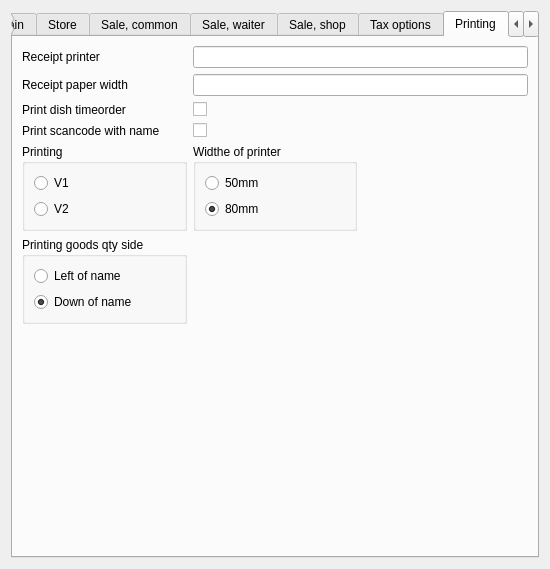
This is Reports/c5settingswidget.ui in End1-1/Cafe5 as Qt 5 draws it before an edit. The edited form follows.
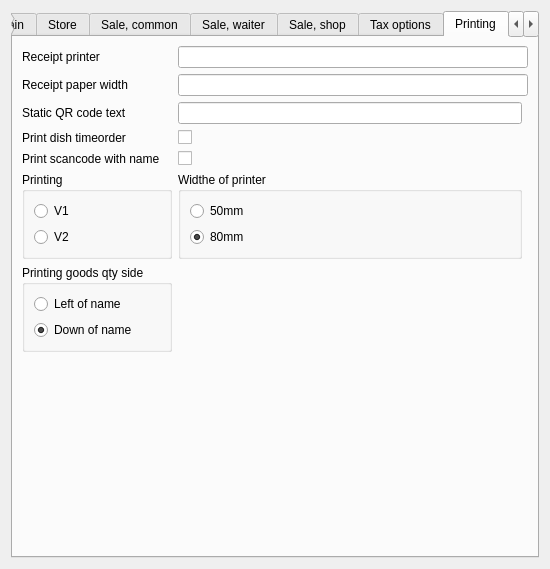
This is the edited form. The open tabs and pages were chosen to show the change. Custom widgets are drawn as their Qt base class.

The edit to the form file:
```diff
--- a/Reports/c5settingswidget.ui
+++ b/Reports/c5settingswidget.ui
@@ -1071,62 +1071,7 @@
        <string>Printing</string>
       </attribute>
       <layout class="QGridLayout" name="gridLayout_7">
-       <item row="2" column="1">
-        <widget class="C5CheckBox" name="chPrintDishOrder">
-         <property name="text">
-          <string/>
-         </property>
-         <property name="Tag" stdset="0">
-          <number>62</number>
-         </property>
-        </widget>
-       </item>
-       <item row="0" column="1" colspan="2">
-        <widget class="C5LineEdit" name="leLocalReceiptPrinter">
-         <property name="Tag" stdset="0">
-          <number>1</number>
-         </property>
-        </widget>
-       </item>
-       <item row="8" column="0">
-        <widget class="QGroupBox" name="groupBox_2">
-         <property name="minimumSize">
-          <size>
-           <width>0</width>
-           <height>0</height>
-          </size>
-         </property>
-         <property name="title">
-          <string>Printing goods qty side</string>
-         </property>
-         <layout class="QVBoxLayout" name="verticalLayout_3">
-          <item>
-           <widget class="QRadioButton" name="rbPrintLeft">
-            <property name="text">
-             <string>Left of name</string>
-            </property>
-            <property name="tag" stdset="0">
-             <number>58</number>
-            </property>
-           </widget>
-          </item>
-          <item>
-           <widget class="QRadioButton" name="rbPrintDown">
-            <property name="text">
-             <string>Down of name</string>
-            </property>
-            <property name="checked">
-             <bool>true</bool>
-            </property>
-            <property name="tag" stdset="0">
-             <number>59</number>
-            </property>
-           </widget>
-          </item>
-         </layout>
-        </widget>
-       </item>
-       <item row="9" column="1">
+       <item row="10" column="1">
         <spacer name="verticalSpacer_7">
          <property name="orientation">
           <enum>Qt::Vertical</enum>
@@ -1139,21 +1084,7 @@
          </property>
         </spacer>
        </item>
-       <item row="0" column="0">
-        <widget class="QLabel" name="label">
-         <property name="text">
-          <string>Receipt printer</string>
-         </property>
-        </widget>
-       </item>
-       <item row="1" column="0">
-        <widget class="QLabel" name="label_59">
-         <property name="text">
-          <string>Receipt paper width</string>
-         </property>
-        </widget>
-       </item>
-       <item row="7" column="0">
+       <item row="8" column="0">
         <widget class="QGroupBox" name="groupBox">
          <property name="minimumSize">
           <size>
@@ -1188,28 +1119,31 @@
          </layout>
         </widget>
        </item>
-       <item row="1" column="1" colspan="2">
-        <widget class="C5LineEdit" name="leReceipPaperWidth">
+       <item row="3" column="1">
+        <widget class="C5CheckBox" name="chPrintDishOrder">
+         <property name="text">
+          <string/>
+         </property>
          <property name="Tag" stdset="0">
           <number>61</number>
          </property>
         </widget>
        </item>
-       <item row="2" column="0">
+       <item row="3" column="0">
         <widget class="QLabel" name="label_58">
          <property name="text">
           <string>Print dish timeorder</string>
          </property>
         </widget>
        </item>
-       <item row="4" column="0">
-        <widget class="QLabel" name="label_57">
-         <property name="text">
-          <string>Print scancode with name</string>
+       <item row="1" column="1" colspan="2">
+        <widget class="C5LineEdit" name="leReceipPaperWidth">
+         <property name="Tag" stdset="0">
+          <number>61</number>
          </property>
         </widget>
        </item>
-       <item row="4" column="1">
+       <item row="5" column="1">
         <widget class="C5CheckBox" name="chPrintScancodeWithName">
          <property name="text">
           <string/>
@@ -1219,7 +1153,59 @@
          </property>
         </widget>
        </item>
-       <item row="7" column="1">
+       <item row="9" column="0">
+        <widget class="QGroupBox" name="groupBox_2">
+         <property name="minimumSize">
+          <size>
+           <width>0</width>
+           <height>0</height>
+          </size>
+         </property>
+         <property name="title">
+          <string>Printing goods qty side</string>
+         </property>
+         <layout class="QVBoxLayout" name="verticalLayout_3">
+          <item>
+           <widget class="QRadioButton" name="rbPrintLeft">
+            <property name="text">
+             <string>Left of name</string>
+            </property>
+            <property name="tag" stdset="0">
+             <number>58</number>
+            </property>
+           </widget>
+          </item>
+          <item>
+           <widget class="QRadioButton" name="rbPrintDown">
+            <property name="text">
+             <string>Down of name</string>
+            </property>
+            <property name="checked">
+             <bool>true</bool>
+            </property>
+            <property name="tag" stdset="0">
+             <number>59</number>
+            </property>
+           </widget>
+          </item>
+         </layout>
+        </widget>
+       </item>
+       <item row="0" column="0">
+        <widget class="QLabel" name="label">
+         <property name="text">
+          <string>Receipt printer</string>
+         </property>
+        </widget>
+       </item>
+       <item row="2" column="0">
+        <widget class="QLabel" name="label_69">
+         <property name="text">
+          <string>Static QR code text</string>
+         </property>
+        </widget>
+       </item>
+       <item row="8" column="1">
         <widget class="QGroupBox" name="groupBox_3">
          <property name="minimumSize">
           <size>
@@ -1257,6 +1243,34 @@
          </layout>
         </widget>
        </item>
+       <item row="1" column="0">
+        <widget class="QLabel" name="label_59">
+         <property name="text">
+          <string>Receipt paper width</string>
+         </property>
+        </widget>
+       </item>
+       <item row="5" column="0">
+        <widget class="QLabel" name="label_57">
+         <property name="text">
+          <string>Print scancode with name</string>
+         </property>
+        </widget>
+       </item>
+       <item row="0" column="1" colspan="2">
+        <widget class="C5LineEdit" name="leLocalReceiptPrinter">
+         <property name="Tag" stdset="0">
+          <number>1</number>
+         </property>
+        </widget>
+       </item>
+       <item row="2" column="1">
+        <widget class="C5LineEdit" name="leStaticQRCode">
+         <property name="Tag" stdset="0">
+          <number>73</number>
+         </property>
+        </widget>
+       </item>
       </layout>
      </widget>
      <widget class="QWidget" name="tab_8">
```
Left out of the diff: 233 changed lines with no effect on the pictures.
